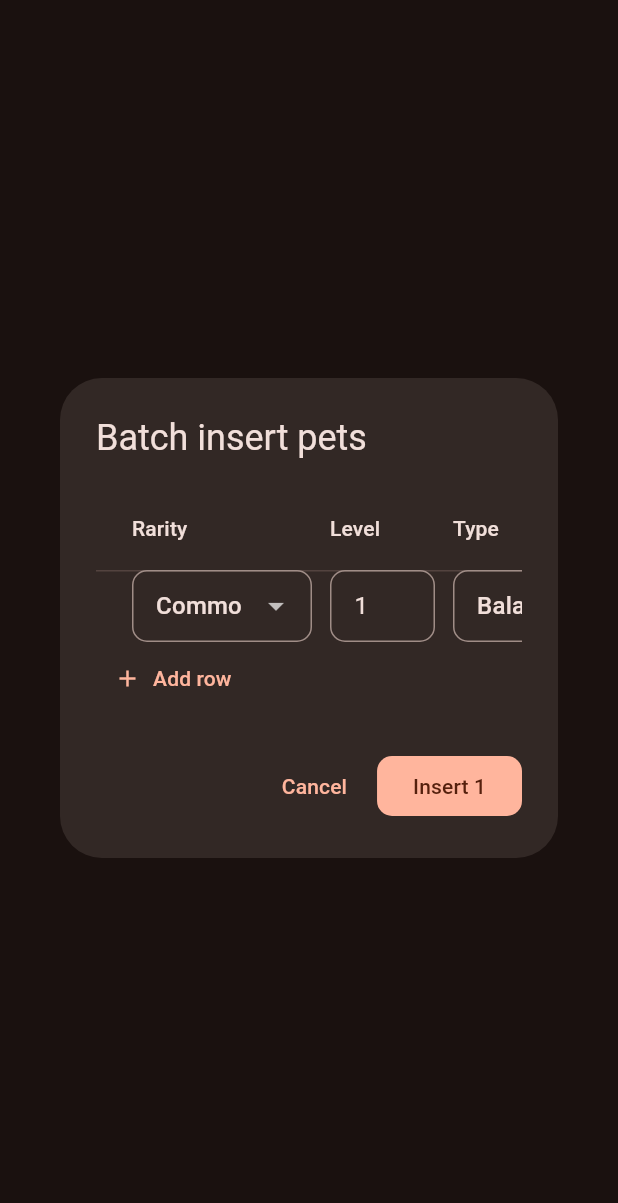
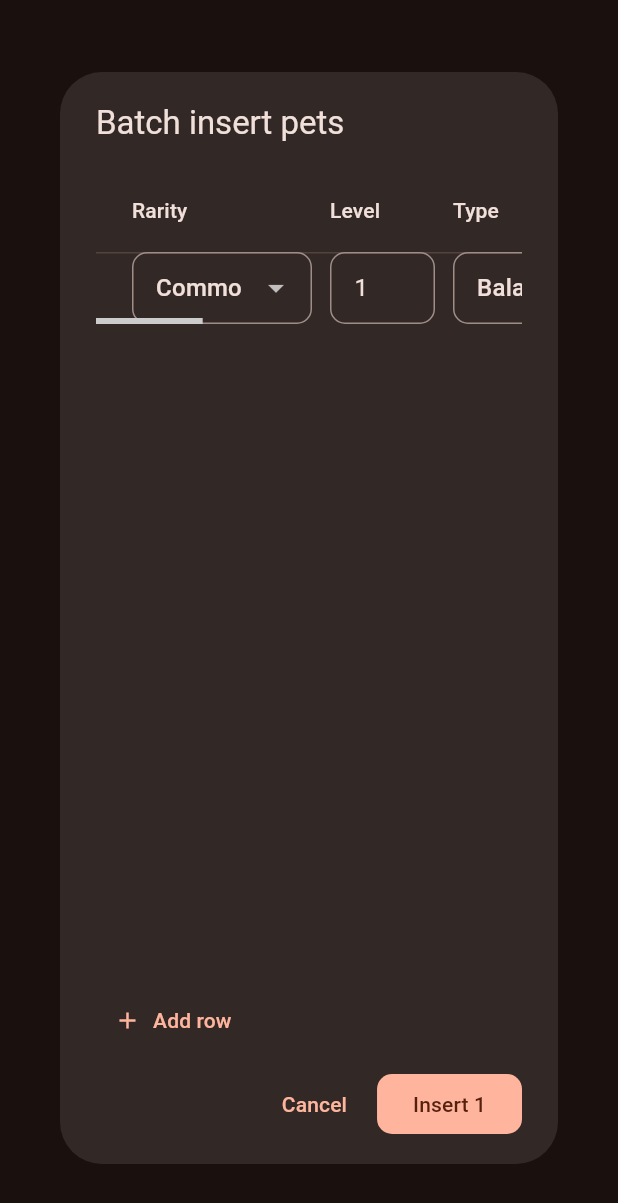
Before and after one commit to athoschiari/forge-master-calculator, a Flutter app: the _PetBatchInsertDialog widget shown alone on an empty page, opened directly, on a phone screen of 412 x 824 dp. Shown: the top 1203 px of the screen. Run offline on Flutter 3.47's test engine with Material 3 defaults, Android fonts, the phone set to English and light mode, and no system bars; our stand-ins replace file_picker, shared_preferences; missing offline and left inert: excel; accounts and stored records are empty.

Commit message:
Make batch insert dialog fill screen with scrollable table

```diff
--- a/lib/screens/pets_screen.dart
+++ b/lib/screens/pets_screen.dart
@@ -333,23 +333,47 @@ class _PetBatchInsertDialog extends StatefulWidget {
 
 class _PetBatchInsertDialogState extends State<_PetBatchInsertDialog> {
   final List<_PetBatchRow> _rows = [_PetBatchRow()];
+  final _vController = ScrollController();
+  final _hController = ScrollController();
 
   void _addRow() => setState(() => _rows.add(_PetBatchRow()));
 
   void _removeRow(int index) => setState(() => _rows.removeAt(index));
 
   @override
+  void dispose() {
+    _vController.dispose();
+    _hController.dispose();
+    super.dispose();
+  }
+
+  @override
   Widget build(BuildContext context) {
-    return AlertDialog(
-      title: const Text('Batch insert pets'),
-      content: SizedBox(
-        width: 900,
-        child: SingleChildScrollView(
+    final size = MediaQuery.of(context).size;
+    final dialogWidth = (size.width - 48).clamp(0, 1200).toDouble();
+    return Dialog(
+      child: SizedBox(
+        width: dialogWidth,
+        height: size.height - 96,
+        child: Padding(
+          padding: const EdgeInsets.fromLTRB(24, 20, 24, 16),
           child: Column(
             crossAxisAlignment: CrossAxisAlignment.start,
-            mainAxisSize: MainAxisSize.min,
             children: [
-              SingleChildScrollView(
+              Text('Batch insert pets', style: Theme.of(context).textTheme.titleLarge),
+              const SizedBox(height: 16),
+              Expanded(
+                child: Scrollbar(
+                  controller: _vController,
+                  thumbVisibility: true,
+                  child: SingleChildScrollView(
+                    controller: _vController,
+                    child: Scrollbar(
+                      controller: _hController,
+                      thumbVisibility: true,
+                      notificationPredicate: (n) => n.depth == 0,
+                      child: SingleChildScrollView(
+                        controller: _hController,
                         scrollDirection: Axis.horizontal,
                         child: DataTable(
                           columnSpacing: 12,
@@ -370,20 +394,25 @@ class _PetBatchInsertDialogState extends State<_PetBatchInsertDialog> {
                           ],
                         ),
                       ),
+                    ),
+                  ),
+                ),
+              ),
+              const SizedBox(height: 8),
               TextButton.icon(
                 onPressed: _addRow,
                 icon: const Icon(Icons.add),
                 label: const Text('Add row'),
               ),
-            ],
-          ),
-        ),
-      ),
-      actions: [
+              const SizedBox(height: 8),
+              Row(
+                mainAxisAlignment: MainAxisAlignment.end,
+                children: [
                   TextButton(
                     onPressed: () => Navigator.pop(context),
                     child: const Text('Cancel'),
                   ),
+                  const SizedBox(width: 8),
                   FilledButton(
                     onPressed: () => Navigator.pop(
                       context,
@@ -392,6 +421,11 @@ class _PetBatchInsertDialogState extends State<_PetBatchInsertDialog> {
                     child: Text('Insert ${_rows.length}'),
                   ),
                 ],
+              ),
+            ],
+          ),
+        ),
+      ),
     );
   }
 
```
Also changed, not shown: lib/screens/mounts_screen.dart (+46 -12 lines). Lines whose indentation alone changed are shown as unchanged.
